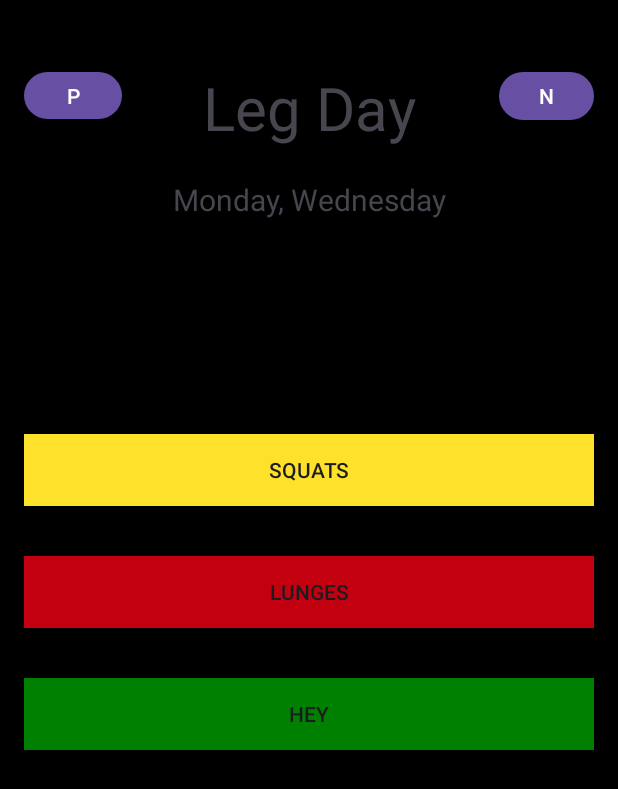
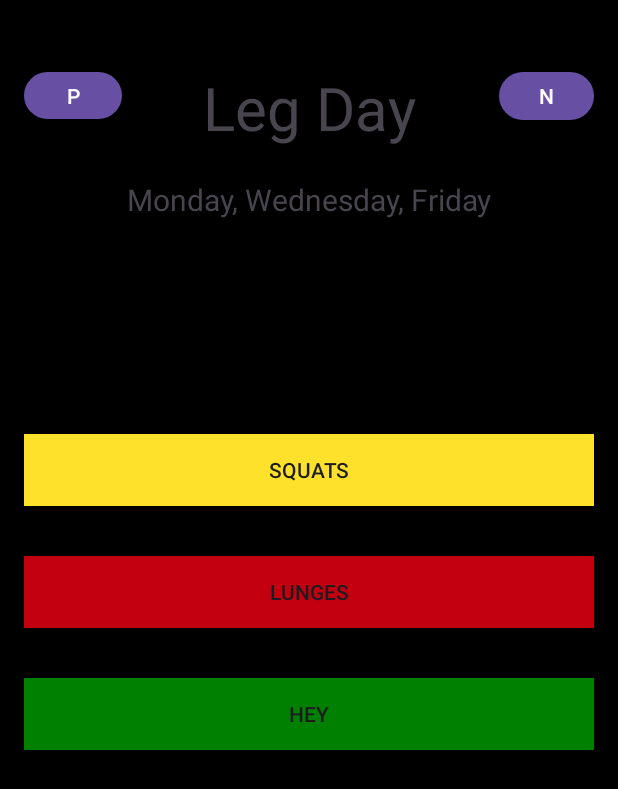
Before and after one commit to phamkevinusa/FITData, an Android app: the screen it shows after launch (MainActivity), on a phone screen of 412 x 824 dp. Shown: the top 789 px of the screen. Run offline under Robolectric (Android 15) with nearby library versions, the phone set to English and light mode, and no system bars.

Commit message:
Mike - Updated workout 1 days (test)

```diff
--- a/app/src/main/java/com/example/fitdata/MainActivity.java
+++ b/app/src/main/java/com/example/fitdata/MainActivity.java
@@ -33,7 +33,7 @@ public class MainActivity extends AppCompatActivity {
     @Override
     protected void onCreate(Bundle savedInstanceState) {
         //for testing purposes
-        Workout workout1 = new Workout("Leg Day", "Monday, Wednesday");
+        Workout workout1 = new Workout("Leg Day", "Monday, Wednesday, Friday");
         workout1.addExercise(new Exercise("Squats", "Put weight on your shoulders and bring your butt down", "Medium", "img", 4, 10));
         workout1.addExercise(new Exercise("Lunges", "Step forward and lower your body", "Hard", "img", 3, 12));
         workout1.addExercise(new Exercise("hey", "Step forward and lower your body", "easy", "img", 3, 12));
```
